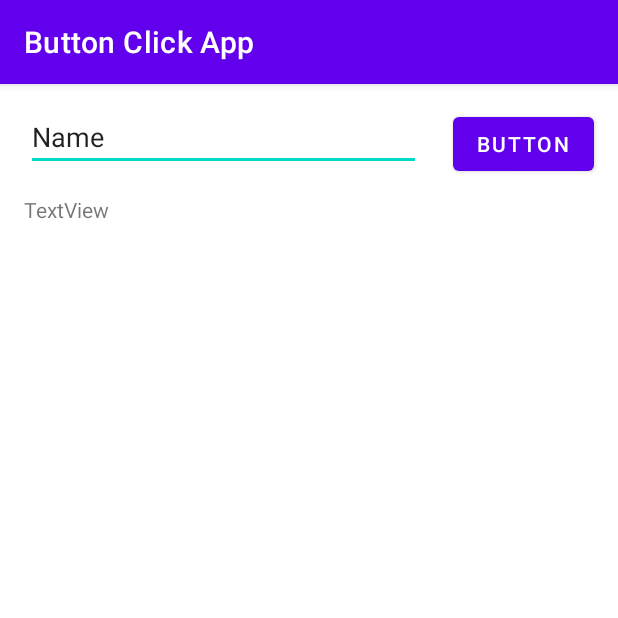
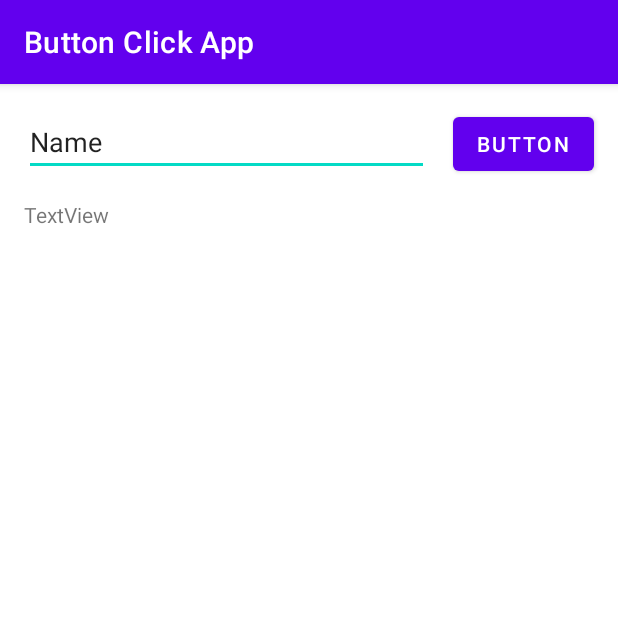
Before and after one commit to dodiforth/Button_Click_App, an Android app: the screen it shows after launch (MainActivity), on a phone screen of 412 x 824 dp, the top half of it. Run offline under Robolectric (Android 15) with nearby library versions, the phone set to English and light mode, and no system bars.

Commit message:
learned about findViewById and r Class learned about Events and setOnClickListener

```diff
--- a/app/src/main/java/com/example/buttonclickapp/MainActivity.kt
+++ b/app/src/main/java/com/example/buttonclickapp/MainActivity.kt
@@ -2,10 +2,33 @@ package com.example.buttonclickapp
 
 import androidx.appcompat.app.AppCompatActivity
 import android.os.Bundle
+import android.view.View
+import android.widget.Button
+import android.widget.EditText
+import android.widget.TextView
 
 class MainActivity : AppCompatActivity() {
+    private var userInput: EditText? = null
+    private var button: Button? = null
+    private var textView: TextView? = null
+    private var numTimesClicked = 0
+
     override fun onCreate(savedInstanceState: Bundle?) {
         super.onCreate(savedInstanceState)
         setContentView(R.layout.activity_main)
+
+        userInput = findViewById<EditText>(R.id.editText)
+        button = findViewById<Button>(R.id.button)
+        textView = findViewById<TextView>(R.id.textView)
+
+        //learned about findViewById and r Class
+
+        button?.setOnClickListener(object : View.OnClickListener{
+            override fun onClick(p0 : View?){
+                numTimesClicked += 1
+                textView?.append("\nThe button got trapped $numTimesClicked time")
+            }
+        })
+        //learned about Events and setOnClickListener
     }
 }
--- a/app/src/main/res/layout/activity_main.xml
+++ b/app/src/main/res/layout/activity_main.xml
@@ -7,9 +7,9 @@
     tools:context=".MainActivity">
 
     <EditText
-        android:id="@+id/editTextTextPersonName"
-        android:layout_width="263dp"
-        android:layout_height="42dp"
+        android:id="@+id/editText"
+        android:layout_width="0dp"
+        android:layout_height="wrap_content"
         android:layout_marginStart="16dp"
         android:layout_marginTop="16dp"
         android:layout_marginEnd="16dp"
@@ -17,7 +17,6 @@
         android:inputType="textPersonName"
         android:text="Name"
         app:layout_constraintEnd_toStartOf="@+id/button"
-        app:layout_constraintHorizontal_bias="0.233"
         app:layout_constraintStart_toStartOf="parent"
         app:layout_constraintTop_toTopOf="parent" />
 
@@ -39,12 +38,14 @@
         android:layout_marginTop="16dp"
         android:layout_marginEnd="16dp"
         android:layout_marginBottom="16dp"
-        android:scrollbars="horizontal"
+        android:scrollbars="horizontal|vertical"
         android:scrollHorizontally="false"
         android:text="TextView"
         app:layout_constraintBottom_toBottomOf="parent"
         app:layout_constraintEnd_toEndOf="parent"
+        app:layout_constraintHorizontal_bias="0.0"
         app:layout_constraintStart_toStartOf="parent"
-        app:layout_constraintTop_toBottomOf="@+id/editTextTextPersonName" />
+        app:layout_constraintTop_toBottomOf="@+id/editText"
+        app:layout_constraintVertical_bias="0.0" />
 
 </androidx.constraintlayout.widget.ConstraintLayout>
```
